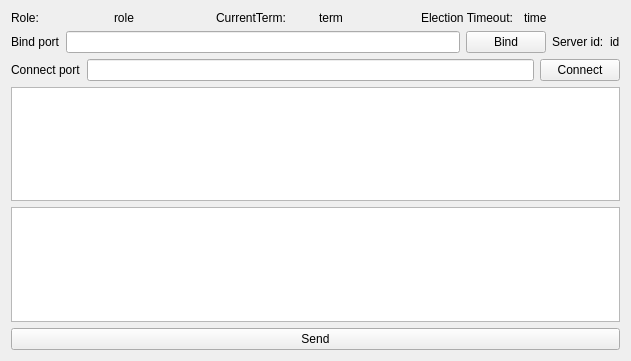
Qt form form.ui (JucovAllexandr/Raft) before a commit.
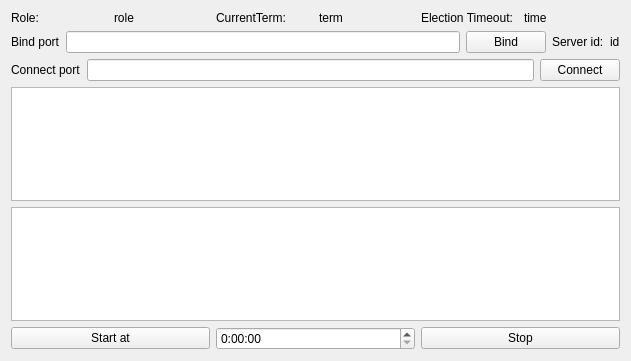
The same form after that commit.

The edit to the form file:
```diff
--- a/form.ui
+++ b/form.ui
@@ -127,11 +127,29 @@
     <widget class="QTextEdit" name="textEdit"/>
    </item>
    <item>
+    <layout class="QHBoxLayout" name="horizontalLayout_4">
+     <item>
     <widget class="QPushButton" name="pushButton_send">
      <property name="text">
-      <string>Send</string>
-     </property>
-    </widget>
+        <string>Start at</string>
+       </property>
+      </widget>
+     </item>
+     <item>
+      <widget class="QTimeEdit" name="timeEdit">
+       <property name="displayFormat">
+        <string>h:mm:ss</string>
+       </property>
+      </widget>
+     </item>
+     <item>
+      <widget class="QPushButton" name="pushButton">
+       <property name="text">
+        <string>Stop</string>
+       </property>
+      </widget>
+     </item>
+    </layout>
    </item>
   </layout>
  </widget>
```
Lines whose indentation alone changed are shown as unchanged.
